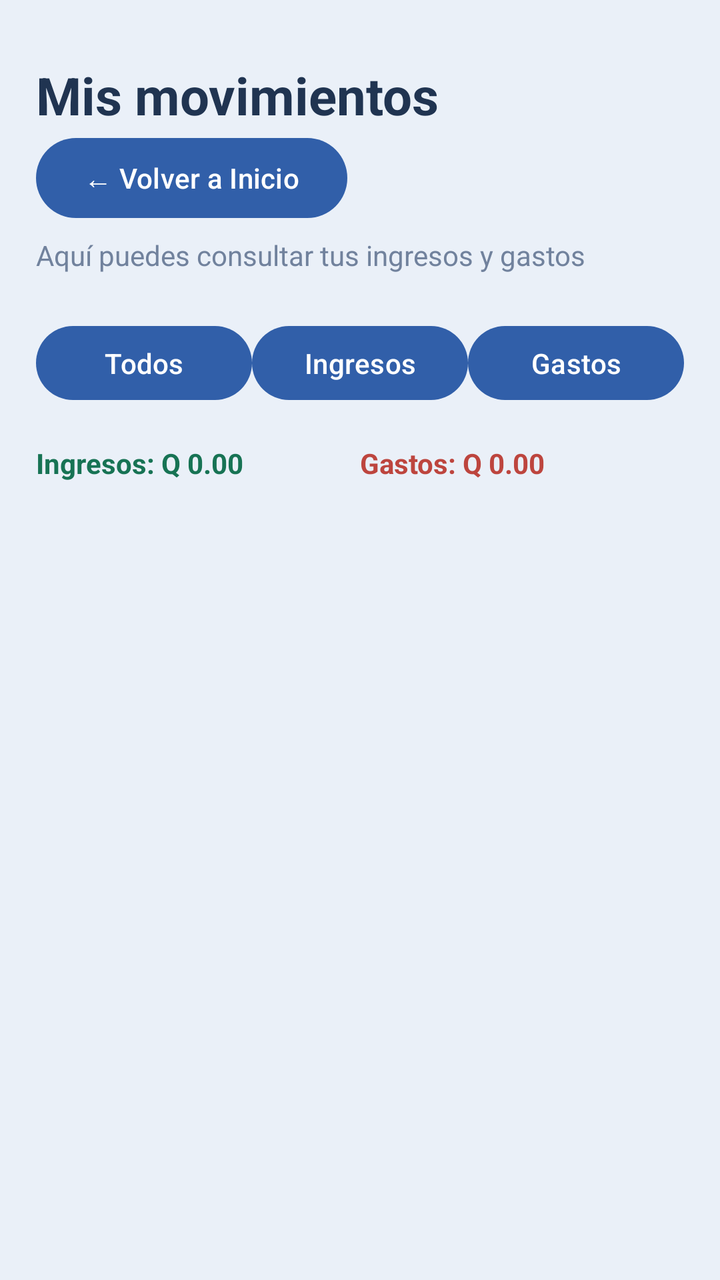
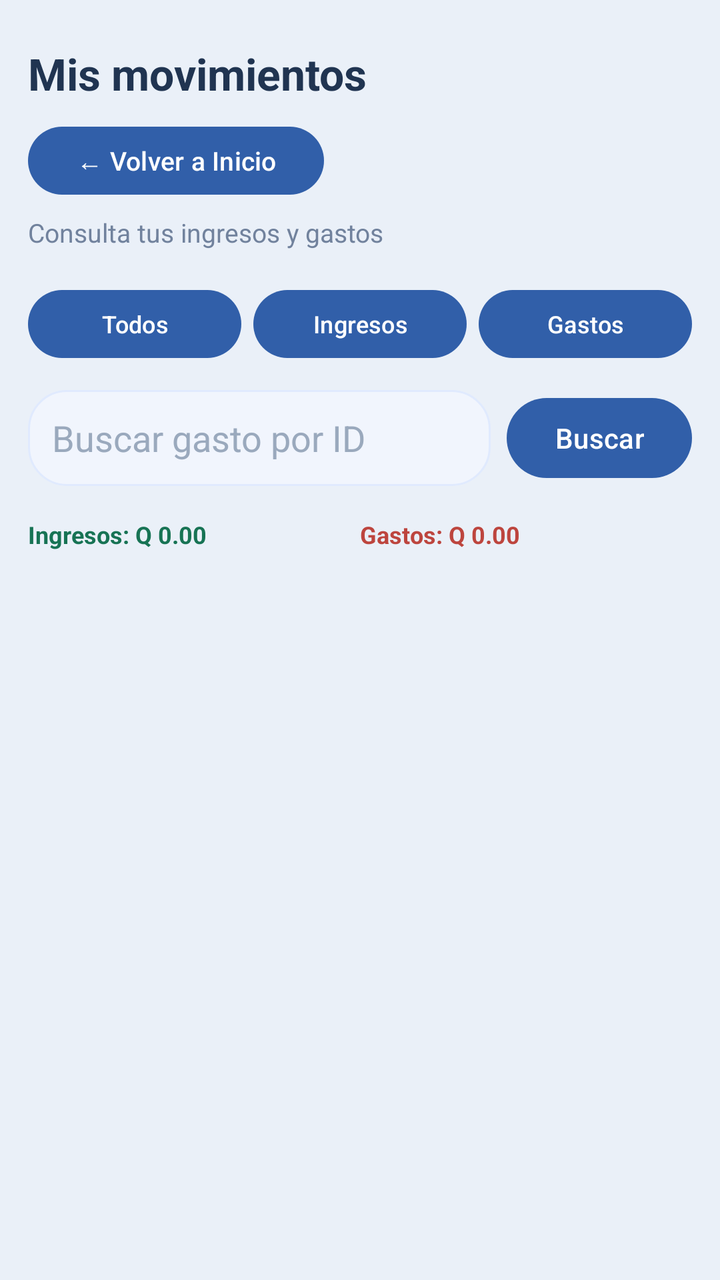

Compare the two renders of this Android layout. The source of the first and the diff that turns it into the second are given below.
<!-- AndroidManifest.xml: application theme Theme.ControlGastos -->
<!-- res/layout/activity_movimientos.xml -->
<?xml version="1.0" encoding="utf-8"?>
<LinearLayout
    xmlns:android="http://schemas.android.com/apk/res/android"
    android:layout_width="match_parent"
    android:layout_height="match_parent"
    android:orientation="vertical"
    android:background="#EAF0F8"
    android:padding="18dp">

    <TextView
        android:layout_width="match_parent"
        android:layout_height="wrap_content"
        android:text="Mis movimientos"
        android:textColor="#203451"
        android:textSize="26sp"
        android:textStyle="bold"
        android:layout_marginTop="12dp"/>
    <Button
        android:id="@+id/btnVolverInicio"
        android:layout_width="wrap_content"
        android:layout_height="wrap_content"
        android:text="← Volver a Inicio"
        android:textAllCaps="false" />

    <TextView
        android:layout_width="match_parent"
        android:layout_height="wrap_content"
        android:text="Aquí puedes consultar tus ingresos y gastos"
        android:textColor="#71829D"
        android:textSize="14sp"
        android:layout_marginTop="5dp"/>

    <LinearLayout
        android:layout_width="match_parent"
        android:layout_height="wrap_content"
        android:orientation="horizontal"
        android:layout_marginTop="22dp"
        android:weightSum="3">

        <Button
            android:id="@+id/btnTodos"
            android:layout_width="0dp"
            android:layout_height="45dp"
            android:layout_weight="1"
            android:text="Todos"
            android:textAllCaps="false"/>

        <Button
            android:id="@+id/btnIngresos"
            android:layout_width="0dp"
            android:layout_height="45dp"
            android:layout_weight="1"
            android:text="Ingresos"
            android:textAllCaps="false"/>

        <Button
            android:id="@+id/btnGastos"
            android:layout_width="0dp"
            android:layout_height="45dp"
            android:layout_weight="1"
            android:text="Gastos"
            android:textAllCaps="false"/>
    </LinearLayout>

    <LinearLayout
        android:layout_width="match_parent"
        android:layout_height="wrap_content"
        android:orientation="horizontal"
        android:layout_marginTop="18dp">

        <TextView
            android:id="@+id/txtResumenIngresos"
            android:layout_width="0dp"
            android:layout_height="wrap_content"
            android:layout_weight="1"
            android:text="Ingresos: Q 0.00"
            android:textColor="#177354"
            android:textStyle="bold"
            android:textSize="14sp"/>

        <TextView
            android:id="@+id/txtResumenGastos"
            android:layout_width="0dp"
            android:layout_height="wrap_content"
            android:layout_weight="1"
            android:text="Gastos: Q 0.00"
            android:textColor="#BD453E"
            android:textStyle="bold"
            android:textSize="14sp"/>
    </LinearLayout>

    <androidx.recyclerview.widget.RecyclerView
        android:id="@+id/recyclerMovimientos"
        android:layout_width="match_parent"
        android:layout_height="0dp"
        android:layout_weight="1"
        android:layout_marginTop="18dp"
        android:clipToPadding="false"
        android:paddingBottom="12dp"/>



</LinearLayout>
<!-- resources referenced by this layout -->
<resources>
  <style name="Theme.ControlGastos" parent="Base.Theme.ControlGastos" />
  <style name="Base.Theme.ControlGastos" parent="Theme.Material3.DayNight.NoActionBar">
  
          <item name="colorPrimary">@color/colorPrimary</item>
          <item name="colorSecondary">@color/colorSecondary</item>
          <item name="android:colorBackground">@color/colorFondo</item>
          <item name="colorSurface">@color/colorTarjeta</item>
          <item name="colorOnSurface">@color/colorTexto</item>
          <item name="android:windowLightStatusBar">?attr/isLightTheme</item>
  
      </style>
  <color name="colorPrimary">#315FA9</color>
  <color name="colorSecondary">#4386F4</color>
  <color name="colorFondo">#EAF0F8</color>
  <color name="colorTarjeta">#FFFFFF</color>
  <color name="colorTexto">#203451</color>
</resources>

<!-- the commit's change to res/layout/activity_movimientos.xml (unified diff, before → after) -->
@@ -5,68 +5,110 @@
     android:layout_height="match_parent"
     android:orientation="vertical"
     android:background="#EAF0F8"
-    android:padding="18dp">
+    android:padding="14dp">
 
     <TextView
         android:layout_width="match_parent"
         android:layout_height="wrap_content"
         android:text="Mis movimientos"
         android:textColor="#203451"
-        android:textSize="26sp"
+        android:textSize="22sp"
         android:textStyle="bold"
-        android:layout_marginTop="12dp"/>
+        android:layout_marginTop="8dp"/>
+
     <Button
         android:id="@+id/btnVolverInicio"
         android:layout_width="wrap_content"
-        android:layout_height="wrap_content"
+        android:layout_height="42dp"
+        android:layout_marginTop="8dp"
         android:text="← Volver a Inicio"
-        android:textAllCaps="false" />
+        android:textSize="13sp"
+        android:textAllCaps="false"/>
 
     <TextView
         android:layout_width="match_parent"
         android:layout_height="wrap_content"
-        android:text="Aquí puedes consultar tus ingresos y gastos"
+        android:text="Consulta tus ingresos y gastos"
         android:textColor="#71829D"
-        android:textSize="14sp"
-        android:layout_marginTop="5dp"/>
+        android:textSize="13sp"
+        android:layout_marginTop="6dp"/>
 
     <LinearLayout
         android:layout_width="match_parent"
         android:layout_height="wrap_content"
         android:orientation="horizontal"
-        android:layout_marginTop="22dp"
+        android:layout_marginTop="16dp"
         android:weightSum="3">
 
         <Button
             android:id="@+id/btnTodos"
             android:layout_width="0dp"
-            android:layout_height="45dp"
+            android:layout_height="42dp"
             android:layout_weight="1"
+            android:layout_marginEnd="3dp"
             android:text="Todos"
-            android:textAllCaps="false"/>
+            android:textSize="12sp"
+            android:textAllCaps="false"
+            android:minWidth="0dp"/>
 
         <Button
             android:id="@+id/btnIngresos"
             android:layout_width="0dp"
-            android:layout_height="45dp"
+            android:layout_height="42dp"
             android:layout_weight="1"
+            android:layout_marginHorizontal="3dp"
             android:text="Ingresos"
-            android:textAllCaps="false"/>
+            android:textSize="12sp"
+            android:textAllCaps="false"
+            android:minWidth="0dp"/>
 
         <Button
             android:id="@+id/btnGastos"
             android:layout_width="0dp"
-            android:layout_height="45dp"
+            android:layout_height="42dp"
             android:layout_weight="1"
+            android:layout_marginStart="3dp"
             android:text="Gastos"
-            android:textAllCaps="false"/>
+            android:textSize="12sp"
+            android:textAllCaps="false"
+            android:minWidth="0dp"/>
+    </LinearLayout>
+
+    
+    <LinearLayout
+        android:layout_width="match_parent"
+        android:layout_height="wrap_content"
+        android:orientation="horizontal"
+        android:gravity="center_vertical"
+        android:layout_marginTop="12dp">
+
+        <EditText
+            android:id="@+id/edtBuscarGastoId"
+            android:layout_width="0dp"
+            android:layout_height="48dp"
+            android:layout_weight="1"
+            android:background="@drawable/fondo_campo_registro"
+            android:paddingHorizontal="12dp"
+            android:hint="Buscar gasto por ID"
+            android:inputType="number"
+            android:textColor="#203451"
+            android:textColorHint="#9AA9BD"/>
+
+        <Button
+            android:id="@+id/btnBuscarGasto"
+            android:layout_width="wrap_content"
+            android:layout_height="48dp"
+            android:layout_marginStart="8dp"
+            android:text="Buscar"
+            android:textAllCaps="false"
+            android:minWidth="0dp"/>
     </LinearLayout>
 
     <LinearLayout
         android:layout_width="match_parent"
         android:layout_height="wrap_content"
         android:orientation="horizontal"
-        android:layout_marginTop="18dp">
+        android:layout_marginTop="16dp">
 
         <TextView
             android:id="@+id/txtResumenIngresos"
@@ -76,7 +118,8 @@
             android:text="Ingresos: Q 0.00"
             android:textColor="#177354"
             android:textStyle="bold"
-            android:textSize="14sp"/>
+            android:textSize="12sp"
+            android:maxLines="2"/>
 
         <TextView
             android:id="@+id/txtResumenGastos"
@@ -86,7 +129,8 @@
             android:text="Gastos: Q 0.00"
             android:textColor="#BD453E"
             android:textStyle="bold"
-            android:textSize="14sp"/>
+            android:textSize="12sp"
+            android:maxLines="2"/>
     </LinearLayout>
 
     <androidx.recyclerview.widget.RecyclerView
@@ -94,10 +138,8 @@
         android:layout_width="match_parent"
         android:layout_height="0dp"
         android:layout_weight="1"
-        android:layout_marginTop="18dp"
+        android:layout_marginTop="14dp"
         android:clipToPadding="false"
-        android:paddingBottom="12dp"/>
-
-
+        android:paddingBottom="10dp"/>
 
 </LinearLayout>
<!-- resource entries referenced after the edit -->
@@ -1,5 +1,14 @@
 <!-- resources referenced by this layout -->
 <resources>
+  <!-- drawable fondo_campo_registro (drawable) -->
+  <?xml version="1.0" encoding="utf-8"?>
+  <shape xmlns:android="http://schemas.android.com/apk/res/android">
+      <solid android:color="#F1F5FD" />
+      <stroke
+          android:width="1dp"
+          android:color="#E0EAFE" />
+      <corners android:radius="19dp" />
+  </shape>
   <style name="Theme.ControlGastos" parent="Base.Theme.ControlGastos" />
   <style name="Base.Theme.ControlGastos" parent="Theme.Material3.DayNight.NoActionBar">
   
